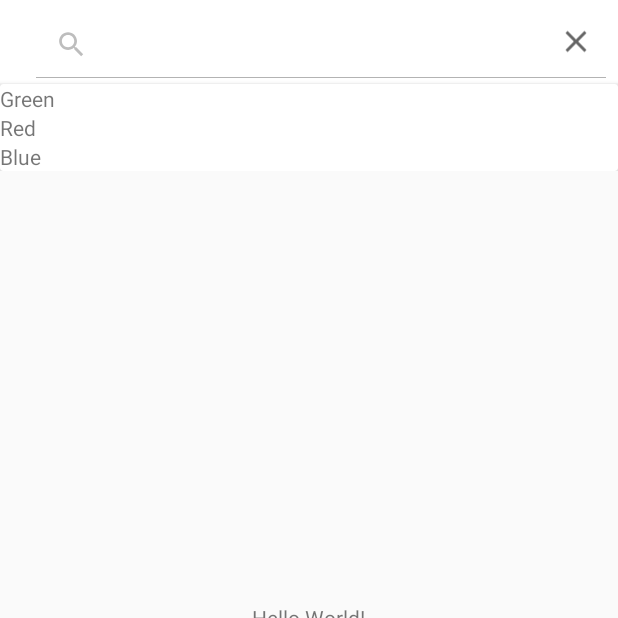
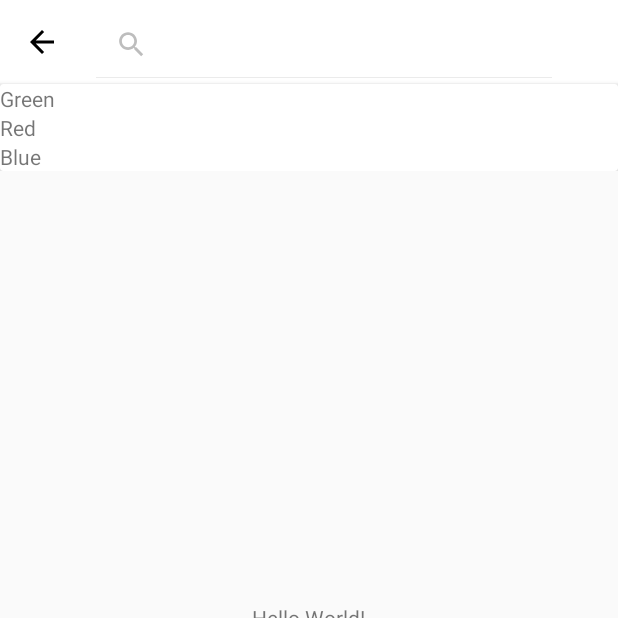
Before and after one commit to Agraphie/MaterialSearchView, an Android app: the screen it shows after launch (MainActivity), after a tap on "Search", on a phone screen of 412 x 824 dp, the top half of it. Run offline under Robolectric (Android 15) with nearby library versions, the phone set to English and light mode, and no system bars.

Commit message:
Revert back to using menu item for searchview as putting it into the layout created heaps of problems with keyboard showing, etc

```diff
--- a/library/src/main/java/de/clemenskeppler/materialsearchview/MaterialSearchView.java
+++ b/library/src/main/java/de/clemenskeppler/materialsearchview/MaterialSearchView.java
@@ -12,6 +12,7 @@ import android.graphics.Point;
 import android.os.Build;
 import android.support.annotation.Dimension;
 import android.support.annotation.Keep;
+import android.support.v4.view.MenuItemCompat;
 import android.support.v7.widget.CardView;
 import android.support.v7.widget.RecyclerView;
 import android.support.v7.widget.SearchView;
@@ -19,6 +20,8 @@ import android.support.v7.widget.Toolbar;
 import android.util.AttributeSet;
 import android.util.TypedValue;
 import android.view.Display;
+import android.view.Menu;
+import android.view.MenuItem;
 import android.view.View;
 import android.view.ViewAnimationUtils;
 import android.view.ViewGroup;
@@ -55,6 +58,7 @@ public class MaterialSearchView extends FrameLayout {
   private boolean hideOnKeyboardClose;
   private float clipRadius;
   private boolean clipOutlines;
+  private MenuItem menuItemSearch;
   @Dimension private int searchbarHeight;
   @Dimension private int defaultActionBarHeight;
   private Point displaySize;
@@ -125,6 +129,7 @@ public class MaterialSearchView extends FrameLayout {
 
   public void hide() {
     circularHide();
+    menuItemSearch.collapseActionView();
   }
 
   public void show() {
@@ -139,6 +144,7 @@ public class MaterialSearchView extends FrameLayout {
       overlay.setVisibility(GONE);
     }
     circularReveal();
+    menuItemSearch.expandActionView();
   }
 
   private void showOverlay() {
@@ -299,12 +305,32 @@ public class MaterialSearchView extends FrameLayout {
     searchResultsContainer = (CardView) findViewById(R.id.search_results_container);
     overlayContainer = (FrameLayout) inflate(getContext(), R.layout.overlay, null);
     overlay = overlayContainer.findViewById(R.id.overlay);
-    searchView = (SearchView) findViewById(R.id.searchView);
   }
 
 
   private void setUpSearchToolbar() {
-    searchView.setIconified(false);
+    toolbar.inflateMenu(R.menu.menu_search);
+    Menu searchMenu = toolbar.getMenu();
+
+    toolbar.setNavigationOnClickListener(new View.OnClickListener() {
+      @Override
+      public void onClick(View v) {
+        circularHide();
+      }
+    });
+
+    menuItemSearch = searchMenu.findItem(R.id.action_filter_search);
+    searchView = (SearchView) menuItemSearch.getActionView();
+    MenuItemCompat.setOnActionExpandListener(menuItemSearch, new MenuItemCompat.OnActionExpandListener() {
+      @Override public boolean onMenuItemActionCollapse(MenuItem item) {
+        circularHide();
+        return true;
+      }
+
+      @Override public boolean onMenuItemActionExpand(MenuItem item) {
+        return true;
+      }
+    });
     if (hideOnKeyboardClose) {
       TextView searchText = (TextView) searchView.findViewById(android.support.v7.appcompat.R.id.search_src_text);
       searchText.setOnFocusChangeListener(new OnFocusChangeListener() {
--- a/library/src/main/res/layout/search_toolbar.xml
+++ b/library/src/main/res/layout/search_toolbar.xml
@@ -12,14 +12,7 @@
     android:layout_height="?attr/actionBarSize"
     android:layout_alignParentTop="true"
     android:background="#fff"
-    app:collapseIcon="@drawable/ic_arrow_back_black_24dp">
-
-    <android.support.v7.widget.SearchView
-      android:id="@+id/searchView"
-      android:layout_width="match_parent"
-      android:layout_height="wrap_content"
-      android:iconifiedByDefault="false"/>
-  </android.support.v7.widget.Toolbar>
+    app:collapseIcon="@drawable/ic_arrow_back_black_24dp"/>
 
   <android.support.v7.widget.CardView
     android:id="@+id/search_results_container"
--- /dev/null
+++ b/library/src/main/res/menu/menu_search.xml
@@ -0,0 +1,11 @@
+<?xml version="1.0" encoding="utf-8"?>
+<menu xmlns:android="http://schemas.android.com/apk/res/android"
+      xmlns:app="http://schemas.android.com/apk/res-auto">
+
+  <item
+    android:id="@+id/action_filter_search"
+    android:title=""
+    app:actionViewClass="android.support.v7.widget.SearchView"
+    app:showAsAction="collapseActionView|always"/>
+
+</menu>
```
